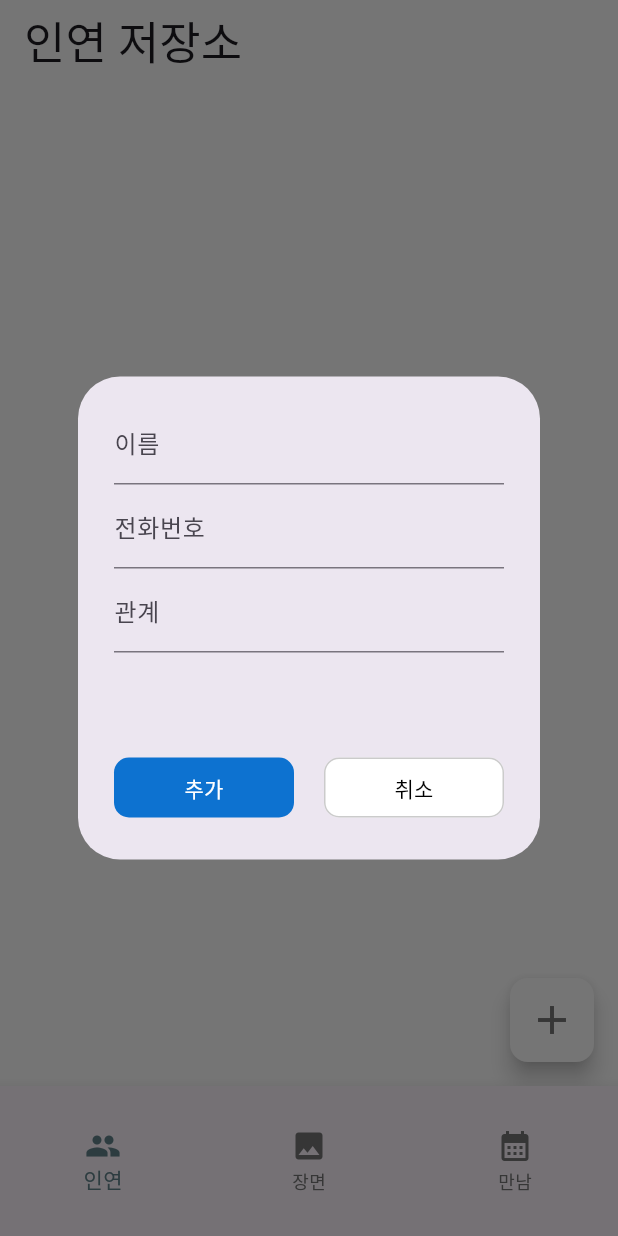
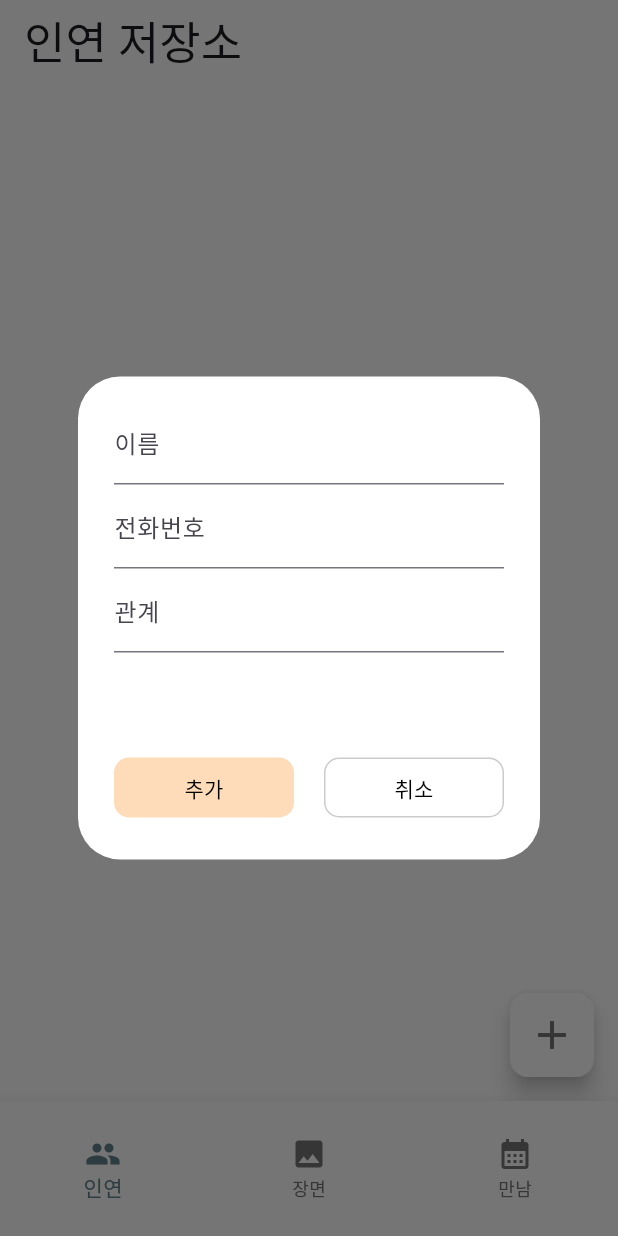
Before and after one commit to jjjh02/madcamp_1week, a Flutter app: the screen it shows after launch, after a tap on the "add" icon, on a phone screen of 412 x 824 dp. Run offline on Flutter 3.47's test engine with Material 3 defaults, Android fonts, the phone set to English and light mode, and no system bars; our stand-ins replace image_picker, table_calendar; Roboto replaces fonts that are missing (SUITE).

Commit message:
디자인 수정 및 기능 수정

```diff
--- a/lib/NavigationPage.dart
+++ b/lib/NavigationPage.dart
@@ -35,8 +35,11 @@ class _NavigationPageWidgetState extends State<NavigationPageWidget> {
           child: _widgetOptions.elementAt(_selectedIndex),
         ),
         bottomNavigationBar: Container(
-  height: 100, // 원하는 높이 값으로 조정
+
+  height: 90, // 원하는 높이 값으로 조정
   child: BottomNavigationBar(
+    backgroundColor: Colors.white,
+    // surfaceTintColor: Colors.transparent,
     items: const <BottomNavigationBarItem>[
       BottomNavigationBarItem(
         icon: Icon(Icons.people),
--- a/lib/pages/contact/ViewContactPage.dart
+++ b/lib/pages/contact/ViewContactPage.dart
@@ -204,6 +204,8 @@ void _showContactDetails(BuildContext context, ContactPeople contact) {
     context: context,
     builder: (BuildContext context) {
       return AlertDialog(
+        backgroundColor: Colors.white,
+        surfaceTintColor: Colors.transparent,
       titlePadding: EdgeInsets.all(0),
       title: Stack(
         alignment: Alignment.topRight,
@@ -211,7 +213,7 @@ void _showContactDetails(BuildContext context, ContactPeople contact) {
           Container(
             padding: EdgeInsets.only(top: 30.0),
             alignment: Alignment.center,
-            child: Icon(Icons.person, size: 50.0, color: Color.fromARGB(255, 13, 114, 208)),
+            child: Icon(Icons.person, size: 50.0, color: Color(0xff62838C)),
           ),
           /*IconButton(
             padding: EdgeInsets.only(top: 10.0, right: 10.0),
@@ -268,8 +270,8 @@ void _showContactDetails(BuildContext context, ContactPeople contact) {
                   },
                   child: Text('삭제'),
                   style: TextButton.styleFrom(
-                            foregroundColor: Colors.white,
-                          backgroundColor: Color.fromARGB(255, 13, 114, 208), // 추가 버튼의 배경색을 파랑으로 설정
+                            foregroundColor: Colors.black,
+                          backgroundColor: Color(0xffFFDCB9), // 추가 버튼의 배경색을 파랑으로 설정
                           //textStyle: TextStyle(color: Colors.white),// 텍스트 색상을 흰색으로 설정
                           shape: RoundedRectangleBorder( // 둥근 사각형 모양
                             borderRadius: BorderRadius.circular(10.0),
@@ -398,41 +400,17 @@ void _deleteContact(ContactPeople contact) {
                 ),
               ),
 
-              trailing: Row(
-                mainAxisSize: MainAxisSize.min,
-                children: <Widget>[
-                  SizedBox(
-                width: 80,
-                child: IconButton(icon: Icon(Icons.edit_square, color: Color(0xffFFDCB9),),
-                            onPressed: () {
+              trailing: SizedBox(
+                              //width: 80,
+                              child: IconButton(icon: Icon(Icons.edit_square, color: Color(0xff62838C),),
+                        onPressed: () {
 
-                _showEditDialog(context, contactIndex, contacts[contactIndex]);
-                            },
+                              _showEditDialog(context, contactIndex, contacts[contactIndex]);
+                        },
 
 
-                          ),
-              ),
-              /*
-              SizedBox(
-                width: 50,
-                child: ElevatedButton(
-                            onPressed: () {
-                _showContactDetails(context, contacts[contactIndex]);
-                            },
-                            child: Text('보기'),
-                            style: TextButton.styleFrom(
-                                  backgroundColor: const Color.fromARGB(255, 255, 255, 255), // 취소 버튼의 배경색을 하얗게 설정
-                                  foregroundColor: Colors.black, // 텍스트 색상을 검정으로 설정
-                                  shape: RoundedRectangleBorder( // 둥근 사각형 모양
-                    borderRadius: BorderRadius.circular(10.0),
-                    side: BorderSide(color: const Color.fromARGB(255, 203, 203, 203)), // 회색 테두리
-                                  ),
-                                ),
-                          ),
-              ),
-              */
-                ],
-              ),
+                      ),
+                            ),
               onTap: () => _showContactDetails(context, contacts[contactIndex]),
             );
           }
@@ -444,6 +422,8 @@ void _deleteContact(ContactPeople contact) {
         showDialog(
           context: context,
           builder: (context) => AlertDialog(
+            backgroundColor: Colors.white,
+        surfaceTintColor: Colors.transparent,
             //title: Text("전화번호 추가"),
             content: Container(
               height:210,
@@ -486,8 +466,8 @@ void _deleteContact(ContactPeople contact) {
                         }
                       },
                       style: TextButton.styleFrom(
-                                  foregroundColor: Colors.white,
-                                backgroundColor: Color.fromARGB(255, 13, 114, 208), // 추가 버튼의 배경색을 파랑으로 설정
+                                  foregroundColor: Colors.black,
+                                backgroundColor: Color(0xffFFDCB9), // 추가 버튼의 배경색을 파랑으로 설정
                                 //textStyle: TextStyle(color: Colors.white),// 텍스트 색상을 흰색으로 설정
                                 shape: RoundedRectangleBorder( // 둥근 사각형 모양
                                   borderRadius: BorderRadius.circular(10.0),
@@ -523,7 +503,7 @@ void _deleteContact(ContactPeople contact) {
               color: Color.fromRGBO(117, 117, 117, 1),
               size: 32,
             ),
-            backgroundColor:  Color.fromRGBO(255, 255, 255, 1),
+            backgroundColor:  Colors.white,
             shape: RoundedRectangleBorder(
               borderRadius: BorderRadius.circular(12),
             ),
```
Also changed, not shown: lib/pages/calendar/ViewCalendarPage.dart (+7 -8 lines), lib/pages/calendar/ViewEventInfoPage.dart (+107 -11 lines), lib/pages/gallery/ViewGalleryPage.dart (+10 -6 lines).
